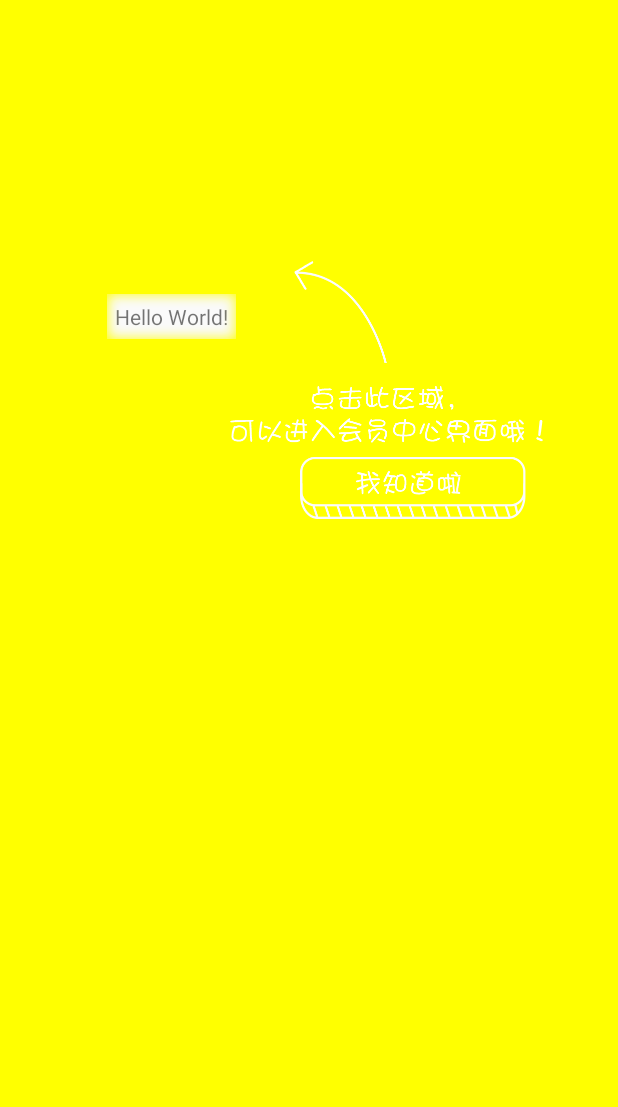
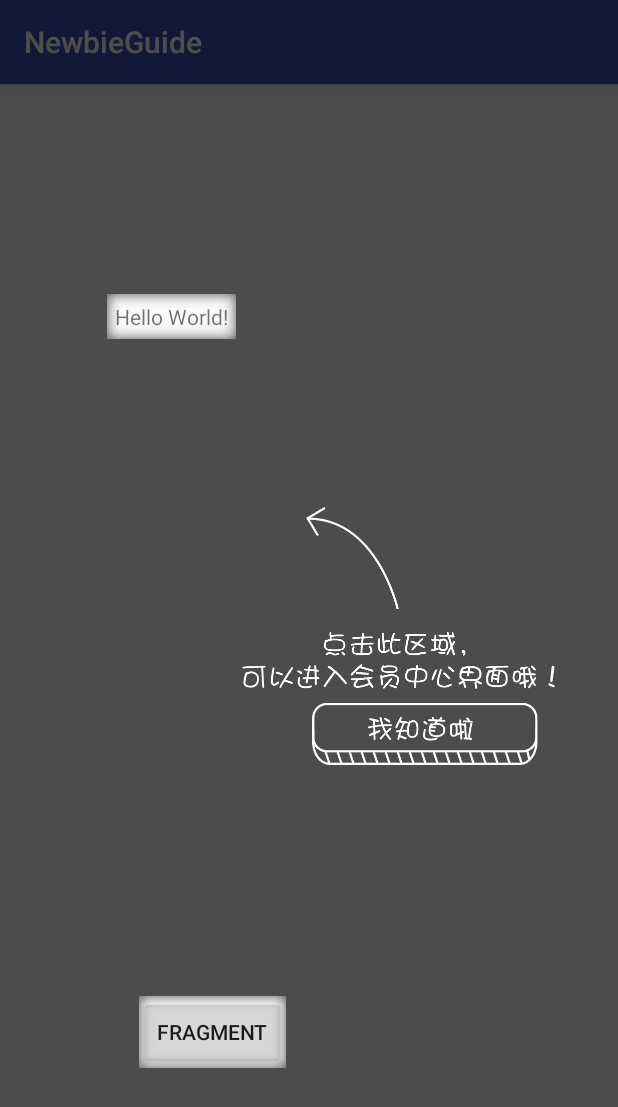
Before and after one commit to huburt-Hu/NewbieGuide, an Android app: the screen it shows after launch (MainActivity), on a phone screen of 412 x 824 dp. Shown: the top 1107 px of the screen. Run offline under Robolectric (Android 15) with nearby library versions, the phone set to English and light mode, and no system bars.

Commit message:
新增fragment支持

```diff
--- a/app/src/main/AndroidManifest.xml
+++ b/app/src/main/AndroidManifest.xml
@@ -16,6 +16,9 @@
                 <category android:name="android.intent.category.LAUNCHER" />
             </intent-filter>
         </activity>
+        <activity android:name=".TestFragmentActivity">
+
+        </activity>
     </application>
 
 </manifest>
--- a/app/src/main/java/com/app/hubert/newbieguide/MainActivity.java
+++ b/app/src/main/java/com/app/hubert/newbieguide/MainActivity.java
@@ -1,14 +1,13 @@
 package com.app.hubert.newbieguide;
 
-import android.graphics.Color;
+import android.os.Bundle;
 import android.support.v7.app.AppCompatActivity;
-import android.os.Bundle;
+import android.view.View;
+import android.widget.Button;
 import android.widget.TextView;
 
-import com.app.hubert.library.Controller;
 import com.app.hubert.library.HighLight;
 import com.app.hubert.library.NewbieGuide;
-import com.app.hubert.library.OnGuideChangedListener;
 
 public class MainActivity extends AppCompatActivity {
 
@@ -17,12 +16,20 @@ public class MainActivity extends AppCompatActivity {
         super.onCreate(savedInstanceState);
         setContentView(R.layout.activity_main);
         TextView textView = (TextView) findViewById(R.id.tv);
+        Button button = (Button) findViewById(R.id.btn);
+        button.setOnClickListener(new View.OnClickListener() {
+            @Override
+            public void onClick(View v) {
+                TestFragmentActivity.start(MainActivity.this);
+            }
+        });
+
         NewbieGuide.with(this)//传入activity
                 .setLabel("guide1")//设置引导层标示，必传！否则报错
                 .addHighLight(textView, HighLight.Type.RECTANGLE)//添加需要高亮的view
+                .addHighLight(button)
                 .setLayoutRes(R.layout.view_guide)//自定义的提示layout，不要添加背景色，引导层背景色通过setBackgroundColor()设置
-                .setBackgroundColor(Color.YELLOW)
-                .alwaysShow(true)
+                .alwaysShow(true)//总是显示
                 .show();//直接显示引导层
 
 
@@ -43,7 +50,7 @@ public class MainActivity extends AppCompatActivity {
 //                .setLayoutRes(R.layout.view_guide, R.id.textView)//自定义的提示layout,第二个可变参数为点击隐藏引导层view的id
 //                .alwaysShow(true)//是否每次都显示引导层，默认false
 //                .build();//构建引导层的控制器
-//        controller.resetLabel("guide1");
+//        controller.resetLabel("guide1");//重置该引导层为未显示过
 //        controller.remove();//移除引导层
 //        controller.show();//显示引导层
     }
--- a/app/src/main/res/layout/activity_main.xml
+++ b/app/src/main/res/layout/activity_main.xml
@@ -19,4 +19,15 @@
         app:layout_constraintHorizontal_bias="0.218"
         app:layout_constraintVertical_bias="0.19" />
 
+
+    <Button
+        android:id="@+id/btn"
+        android:text="fragment"
+        android:layout_width="wrap_content"
+        android:layout_height="wrap_content"
+        app:layout_constraintBottom_toBottomOf="parent"
+        android:layout_marginBottom="112dp"
+        android:layout_marginRight="221dp"
+        app:layout_constraintRight_toRightOf="parent" />
+
 </android.support.constraint.ConstraintLayout>
--- a/app/src/main/res/layout/view_guide.xml
+++ b/app/src/main/res/layout/view_guide.xml
@@ -1,5 +1,6 @@
 <?xml version="1.0" encoding="utf-8"?>
-<RelativeLayout xmlns:android="http://schemas.android.com/apk/res/android"
+<android.support.constraint.ConstraintLayout xmlns:android="http://schemas.android.com/apk/res/android"
+    xmlns:app="http://schemas.android.com/apk/res-auto"
     xmlns:tools="http://schemas.android.com/tools"
     android:layout_width="match_parent"
     android:layout_height="match_parent"
@@ -10,11 +11,14 @@
         android:src="@drawable/huiyuan_cebianlan_mengban"
         android:layout_width="wrap_content"
         android:layout_height="wrap_content"
-        android:layout_marginRight="45dp"
-        android:layout_marginEnd="45dp"
-        android:layout_alignParentTop="true"
-        android:layout_alignParentRight="true"
-        android:layout_alignParentEnd="true"
-        android:layout_marginTop="127dp" />
+        android:layout_marginLeft="8dp"
+        app:layout_constraintLeft_toLeftOf="parent"
+        android:layout_marginRight="8dp"
+        app:layout_constraintRight_toRightOf="parent"
+        app:layout_constraintTop_toTopOf="parent"
+        android:layout_marginTop="8dp"
+        app:layout_constraintHorizontal_bias="0.834"
+        app:layout_constraintBottom_toBottomOf="parent"
+        android:layout_marginBottom="8dp" />
 
-</RelativeLayout>
+</android.support.constraint.ConstraintLayout>
--- a/library/src/main/java/com/app/hubert/library/Builder.java
+++ b/library/src/main/java/com/app/hubert/library/Builder.java
@@ -1,6 +1,7 @@
 package com.app.hubert.library;
 
 import android.app.Activity;
+import android.app.Fragment;
 import android.text.TextUtils;
 import android.view.View;
 
@@ -8,6 +9,8 @@ import java.util.ArrayList;
 import java.util.List;
 
 public class Builder {
+    private Fragment fragment;
+    private android.support.v4.app.Fragment v4Fragment;
     private Activity activity;
     private List<HighLight> list = new ArrayList<>();
     private OnGuideChangedListener onGuideChangedListener;
@@ -20,6 +23,16 @@ public class Builder {
 
     public Builder(Activity activity) {
         this.activity = activity;
+    }
+
+    public Builder(Fragment fragment) {
+        this.fragment = fragment;
+        this.activity = fragment.getActivity();
+    }
+
+    public Builder(android.support.v4.app.Fragment v4Fragment) {
+        this.v4Fragment = v4Fragment;
+        this.activity = v4Fragment.getActivity();
     }
 
     /**
@@ -56,7 +69,7 @@ public class Builder {
         return this;
     }
 
-    public Builder addHighLight(List<HighLight> list) {
+    public Builder addHighLights(List<HighLight> list) {
         this.list.addAll(list);
         return this;
     }
@@ -175,4 +188,12 @@ public class Builder {
     int getBackgroundColor() {
         return backgroundColor;
     }
+
+    Fragment getFragment() {
+        return fragment;
+    }
+
+    android.support.v4.app.Fragment getV4Fragment() {
+        return v4Fragment;
+    }
 }
```
Also changed, not shown: app/src/main/java/com/app/hubert/newbieguide/AbcFragment.java (added, +61 -0 lines), app/src/main/java/com/app/hubert/newbieguide/TestFragmentActivity.java (added, +54 -0 lines), app/src/main/res/layout/activity_text_fragment.xml (added, +31 -0 lines), app/src/main/res/layout/fragment_abc.xml (added, +12 -0 lines), library/src/main/java/com/app/hubert/library/Controller.java (+64 -4 lines), library/src/main/java/com/app/hubert/library/FragmentLifecycle.java (added, +11 -0 lines), library/src/main/java/com/app/hubert/library/FragmentLifecycleAdapter.java (added, +19 -0 lines), library/src/main/java/com/app/hubert/library/ListenerFragment.java (added, +36 -0 lines), library/src/main/java/com/app/hubert/library/NewbieGuide.java (+9 -0 lines), library/src/main/java/com/app/hubert/library/V4ListenerFragment.java (added, +42 -0 lines), 1 other file.
